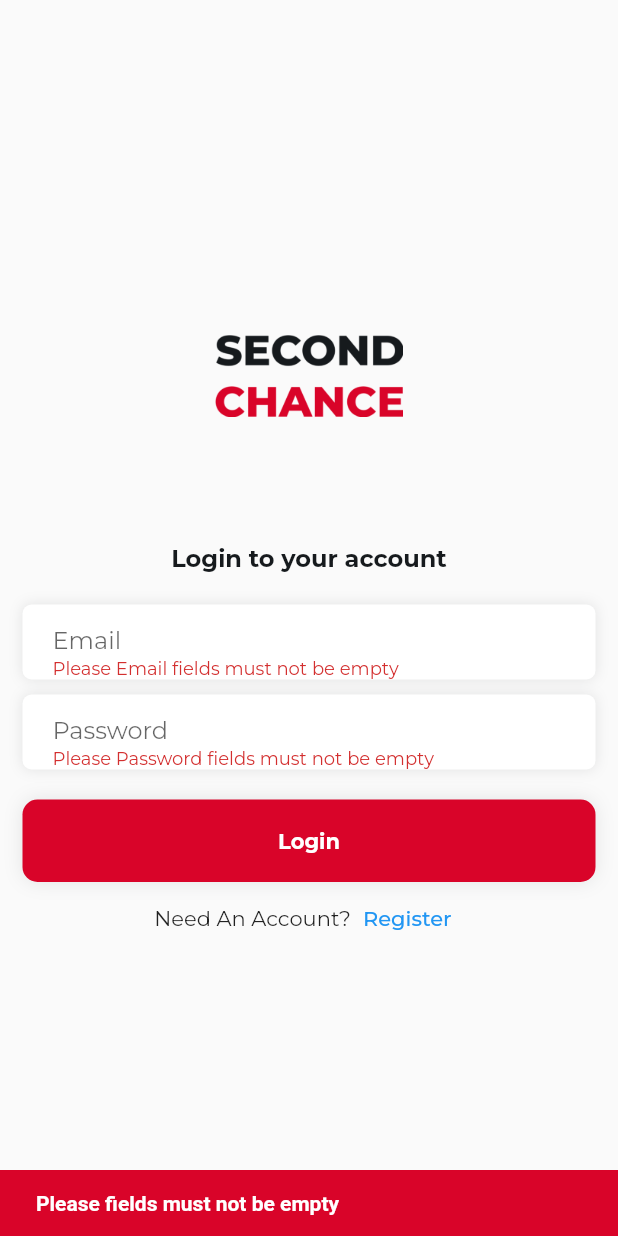
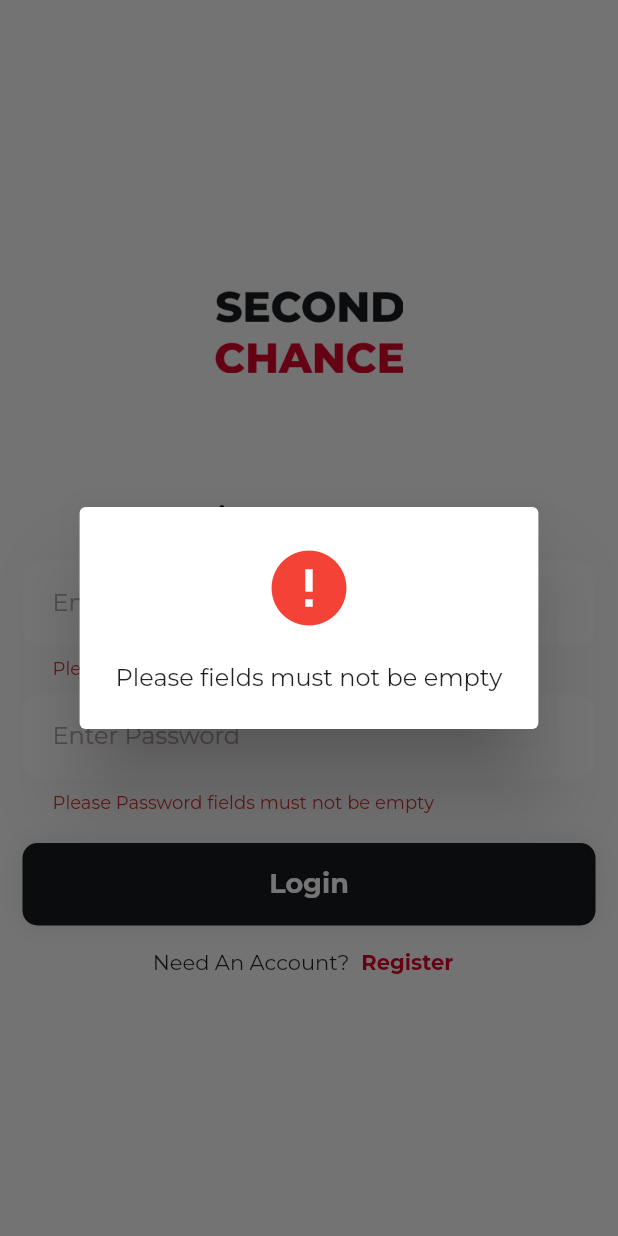
Before and after one commit to bryandk26/second_hand, a Flutter app: the screen it shows after launch, after a tap on "Login", on a phone screen of 412 x 824 dp. Run offline on Flutter 3.47's test engine with Material 2 defaults, Android fonts, the phone set to English and light mode, and no system bars; our stand-ins replace cloud_firestore, firebase_auth, firebase_core, firebase_storage, flutter_easyloading, image_picker; accounts and stored records are empty.

Commit message:
refactor UI Login

```diff
--- a/lib/buyers/controllers/auth_controller.dart
+++ b/lib/buyers/controllers/auth_controller.dart
@@ -85,10 +85,17 @@ class AuthController {
       if (email.isNotEmpty && password.isNotEmpty) {
         await _auth.signInWithEmailAndPassword(
             email: email, password: password);
-
         res = 'success';
       } else {
         res = 'Please fields must not be empty';
+      }
+    } on FirebaseAuthException catch (e) {
+      if (e.code == 'user-not-found') {
+        res = 'No user found';
+      } else if (e.code == 'wrong-password') {
+        res = 'Wrong password';
+      } else {
+        res = e.message ?? 'Something went wrong';
       }
     } catch (e) {
       res = e.toString();
--- a/lib/buyers/views/auth/login_view.dart
+++ b/lib/buyers/views/auth/login_view.dart
@@ -1,5 +1,3 @@
-import 'dart:isolate';
-
 import 'package:flutter/material.dart';
 import 'package:second_chance/buyers/controllers/auth_controller.dart';
 import 'package:second_chance/buyers/views/auth/register_view.dart';
@@ -7,7 +5,7 @@ import 'package:second_chance/buyers/views/main_screen.dart';
 import 'package:second_chance/buyers/views/widgets/button_global.dart';
 import 'package:second_chance/buyers/views/widgets/text_form_global.dart';
 import 'package:second_chance/theme.dart';
-import 'package:second_chance/utils/show_snack.dart';
+import 'package:second_chance/utils/show_dialog.dart';
 
 class LoginView extends StatefulWidget {
   @override
@@ -43,13 +41,29 @@ class _LoginViewState extends State<LoginView> {
         setState(() {
           _isLoading = false;
         });
-        return showSnack(context, res);
+        displayDialog(
+          context,
+          res,
+          Icon(
+            Icons.error,
+            color: Colors.red,
+            size: 60,
+          ),
+        );
       }
     } else {
       setState(() {
         _isLoading = false;
       });
-      return showSnack(context, 'Please fields must not be empty');
+      displayDialog(
+        context,
+        'Please fields must not be empty',
+        Icon(
+          Icons.error,
+          color: Colors.red,
+          size: 60,
+        ),
+      );
     }
   }
 
@@ -98,6 +112,7 @@ class _LoginViewState extends State<LoginView> {
                     },
                     onChanged: (value) {
                       email = value;
+                      return null;
                     },
                   ),
                   SizedBox(
@@ -116,6 +131,7 @@ class _LoginViewState extends State<LoginView> {
                     },
                     onChanged: (value) {
                       password = value;
+                      return null;
                     },
                   ),
                   SizedBox(
@@ -125,7 +141,7 @@ class _LoginViewState extends State<LoginView> {
                     onTap: () {
                       _loginUsers();
                     },
-                    child: ButtonGlobal(),
+                    child: ButtonGlobal(isLoading: _isLoading, text: 'Login'),
                   ),
                   Row(
                     mainAxisAlignment: MainAxisAlignment.center,
@@ -138,7 +154,13 @@ class _LoginViewState extends State<LoginView> {
                             return RegisterView();
                           }));
                         },
-                        child: Text('Register'),
+                        child: Text(
+                          'Register',
+                          style: TextStyle(
+                            color: primaryColor,
+                            fontWeight: FontWeight.w800,
+                          ),
+                        ),
                       ),
                     ],
                   ),
--- a/lib/buyers/views/splash_view.dart
+++ b/lib/buyers/views/splash_view.dart
@@ -1,8 +1,5 @@
 import 'dart:async';
-
 import 'package:flutter/material.dart';
-import 'package:flutter/src/widgets/framework.dart';
-import 'package:flutter/src/widgets/placeholder.dart';
 import 'package:second_chance/buyers/views/auth/login_view.dart';
 import 'package:second_chance/theme.dart';
 
@@ -14,25 +11,48 @@ class SplashView extends StatefulWidget {
 }
 
 class _SplashViewState extends State<SplashView> {
+  double opacityLevel = 0.0;
+
   @override
-  Widget build(BuildContext context) {
-    Timer(const Duration(seconds: 3), () {
+  void initState() {
+    super.initState();
+    Timer(
+      const Duration(seconds: 3),
+      () {
         setState(() {
-        Navigator.pushReplacement(context, MaterialPageRoute(
+          Navigator.pushReplacement(
+            context,
+            MaterialPageRoute(
               builder: (context) {
                 return LoginView();
               },
-        ));
+            ),
+          );
+        });
+      },
+    );
+    Future.delayed(Duration.zero, () {
+      setState(() {
+        opacityLevel = 1.0;
       });
     });
+  }
+
+  @override
+  Widget build(BuildContext context) {
     return Scaffold(
       backgroundColor: whiteColor,
       body: Center(
+        child: AnimatedOpacity(
+          opacity: opacityLevel,
+          duration: Duration(seconds: 2),
           child: Image.asset(
             'assets/images/logo.png',
             width: 150,
             height: 150,
-      )),
+          ),
+        ),
+      ),
     );
   }
 }
--- a/lib/buyers/views/widgets/button_global.dart
+++ b/lib/buyers/views/widgets/button_global.dart
@@ -1,10 +1,11 @@
 import 'package:flutter/material.dart';
-import 'package:flutter/src/widgets/framework.dart';
-import 'package:flutter/src/widgets/placeholder.dart';
 import 'package:second_chance/theme.dart';
 
 class ButtonGlobal extends StatelessWidget {
-  const ButtonGlobal({super.key});
+  const ButtonGlobal({super.key, required this.isLoading, required this.text});
+
+  final String text;
+  final bool isLoading;
 
   @override
   Widget build(BuildContext context) {
@@ -12,7 +13,7 @@ class ButtonGlobal extends StatelessWidget {
       alignment: Alignment.center,
       height: 55,
       decoration: BoxDecoration(
-        color: primaryColor,
+        color: blackColor,
         borderRadius: BorderRadius.circular(10),
         boxShadow: [
           BoxShadow(
@@ -21,13 +22,14 @@ class ButtonGlobal extends StatelessWidget {
           ),
         ],
       ),
-      child: Text(
-        'Login',
-        style: TextStyle(
-          color: whiteColor,
-          fontWeight: FontWeight.bold,
-        ),
-      ),
+      child: isLoading
+          ? CircularProgressIndicator(
+              color: Colors.white,
+            )
+          : Text(
+              '${text}',
+              style: textButton,
+            ),
     );
   }
 }
--- a/lib/buyers/views/widgets/text_form_global.dart
+++ b/lib/buyers/views/widgets/text_form_global.dart
@@ -1,6 +1,4 @@
 import 'package:flutter/material.dart';
-import 'package:flutter/src/widgets/framework.dart';
-import 'package:flutter/src/widgets/placeholder.dart';
 import 'package:second_chance/theme.dart';
 
 class TextFormGlobal extends StatelessWidget {
@@ -22,32 +20,33 @@ class TextFormGlobal extends StatelessWidget {
 
   @override
   Widget build(BuildContext context) {
-    return Container(
-      height: 50,
-      padding: EdgeInsets.symmetric(horizontal: 20),
-      decoration: BoxDecoration(
-        color: whiteColor,
-        borderRadius: BorderRadius.circular(6),
-        boxShadow: [
-          BoxShadow(
-            color: blackColor.withOpacity(0.1),
-            blurRadius: 7,
-          ),
-        ],
+    return TextFormField(
+      controller: controller ?? null,
+      keyboardType: textInputType,
+      obscureText: obsecure,
+      style: TextStyle(
+        color: blackColor,
+        fontSize: 16,
       ),
-      child: TextFormField(
-        controller: controller ?? null,
-        keyboardType: textInputType,
-        obscureText: obsecure,
-        decoration: InputDecoration(
-          hintText: text,
-          border: InputBorder.none,
-          contentPadding: EdgeInsets.all(0),
-          hintStyle: TextStyle(height: 1),
+      decoration: InputDecoration(
+        filled: true,
+        fillColor: whiteColor,
+        hintText: 'Enter ${text}',
+        hintStyle: TextStyle(
+          color: greyColor,
+          fontSize: 16,
         ),
-        onChanged: onChanged,
-        validator: validator,
+        contentPadding: EdgeInsets.symmetric(
+          horizontal: 20,
+          vertical: 18,
+        ),
+        border: OutlineInputBorder(
+          borderRadius: BorderRadius.circular(12),
+          borderSide: BorderSide.none,
+        ),
       ),
+      onChanged: onChanged,
+      validator: validator,
     );
   }
 }
--- a/lib/theme.dart
+++ b/lib/theme.dart
@@ -12,7 +12,7 @@ TextStyle titleText =
 TextStyle subTitle =
     TextStyle(color: blackColor, fontSize: 18, fontWeight: FontWeight.w500);
 TextStyle textButton = TextStyle(
-  color: primaryColor,
+  color: whiteColor,
   fontSize: 18,
   fontWeight: FontWeight.w700,
 );
--- /dev/null
+++ b/lib/utils/show_dialog.dart
@@ -0,0 +1,15 @@
+import 'package:flutter/material.dart';
+
+void displayDialog(BuildContext context, String message, dynamic title) {
+  showDialog(
+    context: context,
+    builder: (BuildContext context) {
+      return Center(
+        child: AlertDialog(
+          title: title,
+          content: Text(message),
+        ),
+      );
+    },
+  );
+}
```
Lines whose indentation alone changed are shown as unchanged.
